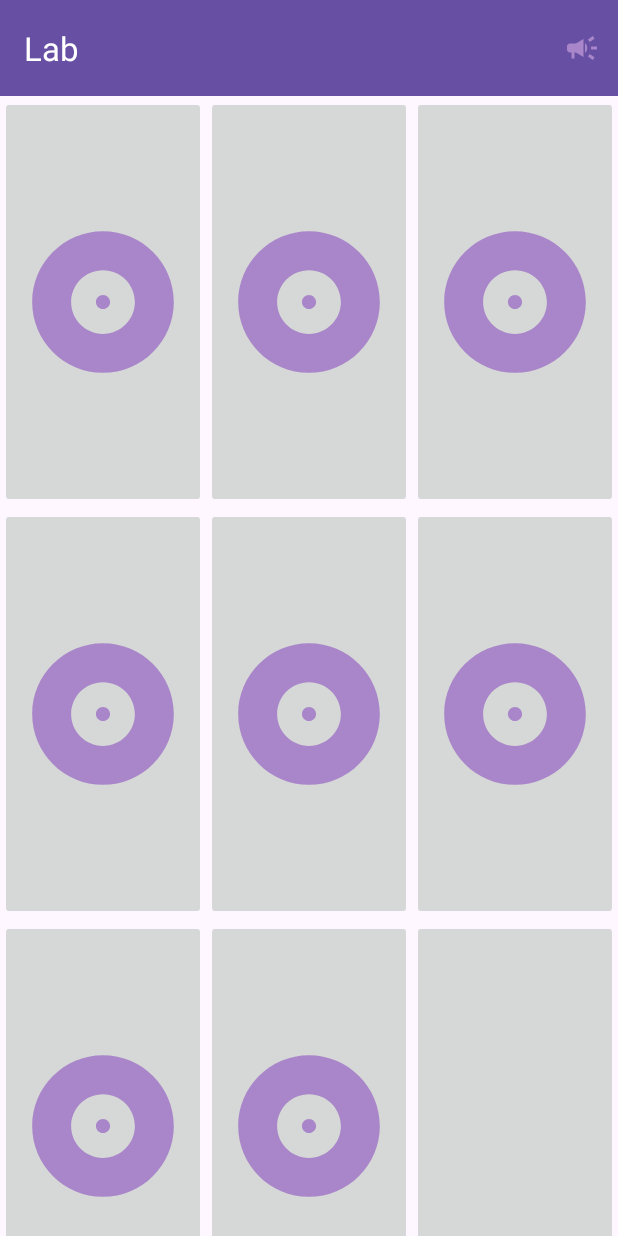
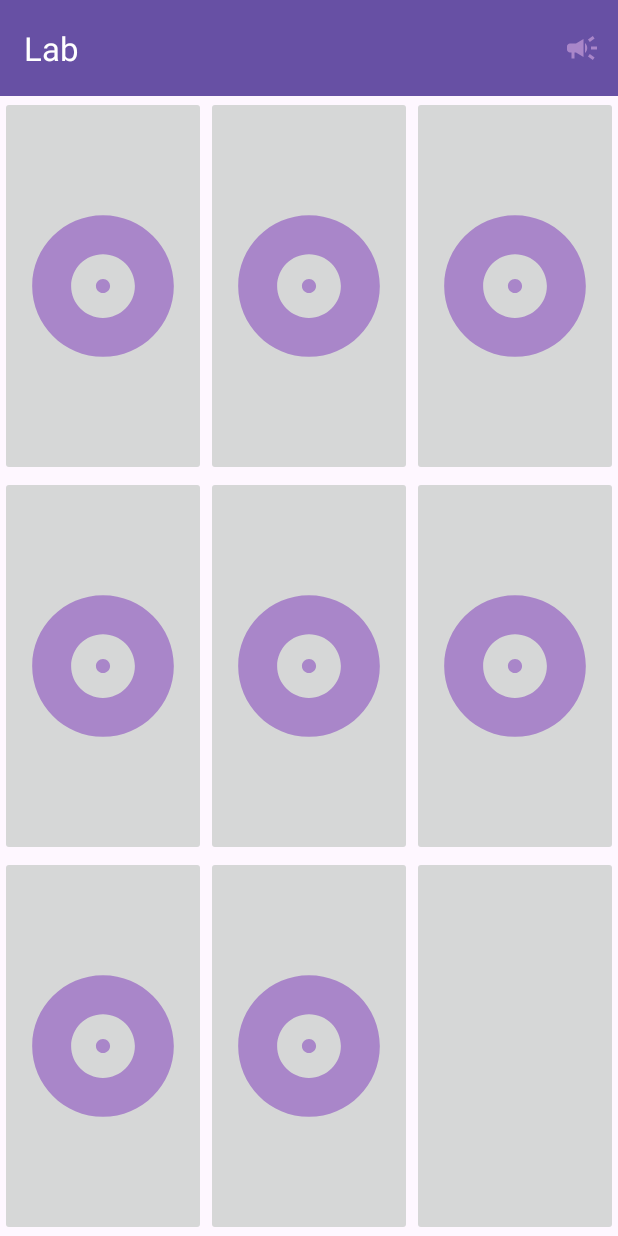
Before and after one commit to struggyyy/PamLab, an Android app built with Jetpack Compose: the Lab03Activity screen opened directly, with no data from a screen before it, on a phone screen of 412 x 824 dp. Run offline under Robolectric (Android 15) with nearby library versions, the phone set to English and light mode, and no system bars; 1 statement that could not run was skipped.

Commit message:
Memory game layout updated & fixed bugs happening midgame

```diff
--- a/app/build.gradle.kts
+++ b/app/build.gradle.kts
@@ -53,6 +53,8 @@ dependencies {
     implementation("androidx.activity:activity:1.8.0")
     implementation("androidx.gridlayout:gridlayout:1.0.0")
     implementation("androidx.compose.ui:ui-tooling-preview-android:1.7.8")
+    implementation("androidx.room:room-common:2.6.1")
+    implementation("androidx.room:room-ktx:2.6.1")
 
     // Compose Dependencies
     val composeVersion = "1.6.3"
--- a/app/src/main/AndroidManifest.xml
+++ b/app/src/main/AndroidManifest.xml
@@ -17,7 +17,8 @@
             android:exported="false" />
         <activity
             android:name=".lab03.Lab03Activity"
-            android:exported="false" />
+            android:exported="false"
+            android:configChanges="orientation|screenSize"/>
         <activity
             android:name=".lab02.Lab02Activity"
             android:exported="false" />
--- a/app/src/main/java/pl/wsei/pam/lab01/lab03/Lab03Activity.kt
+++ b/app/src/main/java/pl/wsei/pam/lab01/lab03/Lab03Activity.kt
@@ -1,6 +1,7 @@
 package pl.wsei.pam.lab01.lab03
 
 import MemoryBoardView
+import android.content.res.Configuration
 import android.media.MediaPlayer
 import android.os.Bundle
 import android.view.Menu
@@ -17,12 +18,16 @@ class Lab03Activity : AppCompatActivity() {
     private lateinit var mBoard: GridLayout
     private lateinit var mBoardModel: MemoryBoardView
 
-    // 🔹 Sound effects
-    lateinit var completionPlayer: MediaPlayer
-    lateinit var negativePlayer: MediaPlayer
+    // Sound effects
+    private lateinit var completionPlayer: MediaPlayer
+    private lateinit var negativePlayer: MediaPlayer
 
     // Sound toggle flag
-    var isSound: Boolean = true
+    private var isSound: Boolean = true
+
+    // Board configuration
+    private var rows: Int = 3
+    private var cols: Int = 3
 
     override fun onCreate(savedInstanceState: Bundle?) {
         super.onCreate(savedInstanceState)
@@ -32,24 +37,41 @@ class Lab03Activity : AppCompatActivity() {
         val toolbar: Toolbar = findViewById(R.id.toolbar)
         setSupportActionBar(toolbar)
 
+        // Retrieve board size from intent or use default
         val size = intent.getIntArrayExtra("size") ?: intArrayOf(3, 3)
-        val rows = size[0]
-        val cols = size[1]
+        rows = size[0]
+        cols = size[1]
 
         mBoard = findViewById(R.id.main)
         mBoard.columnCount = cols
         mBoard.rowCount = rows
 
-        // Pass Lab03Activity to MemoryBoardView
+        // Create MemoryBoardView
+        createMemoryBoard(savedInstanceState)
+    }
+
+    private fun createMemoryBoard(savedInstanceState: Bundle?) {
+        // Create a new board model
         mBoardModel = MemoryBoardView(mBoard, cols, rows, this)
 
+        // Restore game state if available
         if (savedInstanceState != null) {
             val savedState = savedInstanceState.getIntArray("game_state")
-            savedState?.let { mBoardModel.setState(it) }
-            // Restore sound state if saved
+            savedState?.let {
+                // Apply saved state to the board
+                mBoardModel.setState(it)
+
+                // Check if the game is finished
+                if (mBoardModel.isGameFinished()) {
+                    Toast.makeText(this, "Game finished!", Toast.LENGTH_SHORT).show()
+                }
+            }
+
+            // Restore sound state
             isSound = savedInstanceState.getBoolean("is_sound", true)
         }
 
+        // Set game change listener
         mBoardModel.setOnGameChangeListener { event ->
             runOnUiThread {
                 when (event.state) {
@@ -72,13 +94,32 @@ class Lab03Activity : AppCompatActivity() {
         }
     }
 
+    override fun onConfigurationChanged(newConfig: Configuration) {
+        super.onConfigurationChanged(newConfig)
+
+        // Save current state before clearing the board
+        val currentState = mBoardModel.getState()
+
+        // Prepare a bundle to pass to createMemoryBoard
+        val stateBundle = Bundle()
+        stateBundle.putIntArray("game_state", currentState)
+        stateBundle.putBoolean("is_sound", isSound)
+
+        // Clear existing board and recreate
+        mBoard.removeAllViews()
+        mBoard.columnCount = cols
+        mBoard.rowCount = rows
+
+        // Recreate the board with the saved state
+        createMemoryBoard(stateBundle)
+    }
+
     override fun onCreateOptionsMenu(menu: Menu): Boolean {
         menuInflater.inflate(R.menu.board_activity_menu, menu)
         val item = menu.findItem(R.id.board_activity_sound)
         item.setIcon(if (isSound) R.drawable.baseline_campaign_24 else R.drawable.baseline_cancel_24)
         return true
     }
-
 
     override fun onOptionsItemSelected(item: MenuItem): Boolean {
         return when (item.itemId) {
@@ -92,17 +133,16 @@ class Lab03Activity : AppCompatActivity() {
         }
     }
 
-
     override fun onResume() {
         super.onResume()
-        // 🔹 Initialize sounds when the activity is active
+        // Initialize sounds when the activity is active
         completionPlayer = MediaPlayer.create(applicationContext, R.raw.completion)
         negativePlayer = MediaPlayer.create(applicationContext, R.raw.negative_guitar)
     }
 
     override fun onPause() {
         super.onPause()
-        // 🔹 Release media players to free up resources
+        // Release media players to free up resources
         completionPlayer.release()
         negativePlayer.release()
     }
@@ -114,14 +154,13 @@ class Lab03Activity : AppCompatActivity() {
         outState.putBoolean("is_sound", isSound)
     }
 
-    // Helper method that can be called from MemoryBoardView
+    // Helper methods for playing sounds
     fun playCompletionSound() {
         if (isSound) {
             completionPlayer.start()
         }
     }
 
-    // Helper method that can be called from MemoryBoardView
     fun playNegativeSound() {
         if (isSound) {
             negativePlayer.start()
--- a/app/src/main/java/pl/wsei/pam/lab01/lab03/MemoryBoardView.kt
+++ b/app/src/main/java/pl/wsei/pam/lab01/lab03/MemoryBoardView.kt
@@ -1,14 +1,13 @@
 import android.animation.Animator
 import android.animation.AnimatorSet
 import android.animation.ObjectAnimator
-import android.media.MediaPlayer
 import android.view.View
 import android.view.animation.DecelerateInterpolator
-import android.widget.GridLayout
 import android.widget.ImageButton
 import android.widget.ImageView
 import android.widget.Toast
 import androidx.appcompat.app.AppCompatActivity
+import androidx.gridlayout.widget.GridLayout.LayoutParams
 import pl.wsei.pam.lab01.R
 import pl.wsei.pam.lab01.lab03.GameStates
 import pl.wsei.pam.lab01.lab03.Lab03Activity
@@ -16,6 +15,8 @@ import pl.wsei.pam.lab01.lab03.MemoryGameEvent
 import pl.wsei.pam.lab01.lab03.MemoryGameLogic
 import pl.wsei.pam.lab01.lab03.Tile
 import java.util.*
+import androidx.gridlayout.widget.GridLayout
+
 
 class MemoryBoardView(
     private val gridLayout: androidx.gridlayout.widget.GridLayout,
@@ -42,7 +43,7 @@ class MemoryBoardView(
         R.drawable.baseline_cake_24,
         R.drawable.baseline_camera_alt_24,
         R.drawable.baseline_castle_24,
-        R.drawable.baseline_rocket_launch_24,
+        R.drawable.baseline_rocket_launch_24
     )
 
     private val deckResource: Int = R.drawable.baseline_album_24
@@ -50,33 +51,43 @@ class MemoryBoardView(
     private val matchedPair: Stack<Tile> = Stack()
     private val logic: MemoryGameLogic = MemoryGameLogic(cols * rows / 2)
 
-    // Sound effects - keeping the MediaPlayer instances for compatibility
-    private val completionPlayer: MediaPlayer = MediaPlayer.create(activity, R.raw.completion)
-    private val negativePlayer: MediaPlayer = MediaPlayer.create(activity, R.raw.negative_guitar)
+    // Store the original icon arrangement for state restoration
+    private val boardIcons: List<Int>
 
     init {
-        val shuffledIcons = (icons.take(cols * rows / 2) + icons.take(cols * rows / 2)).shuffled()
+        // Create a deterministic arrangement of icons based on a consistent seed
+        // This ensures the icons stay in the same positions when recreating the board
+        val random = Random(1234) // Use a fixed seed for consistent shuffling
+        boardIcons = (icons.take(cols * rows / 2) + icons.take(cols * rows / 2)).shuffled(random)
+
+        createBoard()
+    }
+
+    private fun createBoard() {
         var index = 0
-
-        val display = gridLayout.context.resources.displayMetrics
-        val tileWidth = display.widthPixels / cols
-        val tileHeight = display.heightPixels / rows
 
         for (i in 0 until rows) {
             for (j in 0 until cols) {
                 val button = ImageButton(gridLayout.context).apply {
-                    layoutParams = GridLayout.LayoutParams().apply {
-                        width = tileWidth
-                        height = tileHeight
+                    layoutParams = LayoutParams().apply {
+                        width = 0
+                        height = 0
+                        columnSpec = GridLayout.spec(j, 1f)
+                        rowSpec = GridLayout.spec(i, 1f)
                     }
+                    scaleType = ImageView.ScaleType.FIT_CENTER
+                    adjustViewBounds = true
                     tag = "$i-$j"
                 }
                 gridLayout.addView(button)
-                addTile(button, shuffledIcons[index])
+                addTile(button, boardIcons[index])
                 index++
             }
         }
     }
+
+    // Rest of your code remains the same
+
 
     private var isChecking = false
 
@@ -139,25 +150,87 @@ class MemoryBoardView(
         }
     }
 
+    fun isGameFinished(): Boolean {
+        return tiles.isEmpty()
+    }
+
     fun setOnGameChangeListener(listener: (MemoryGameEvent) -> Unit) {
         onGameChangeStateListener = listener
     }
 
     private fun addTile(button: ImageButton, resourceImage: Int) {
         button.setOnClickListener(::onClickTile)
-        button.scaleType = ImageView.ScaleType.FIT_CENTER
-        button.adjustViewBounds = true
         tiles[button.tag.toString()] = Tile(button, resourceImage, deckResource)
     }
 
     fun getState(): IntArray {
-        return tiles.values.map { if (it.revealed) it.tileResource else -1 }.toIntArray()
+        // Create a state array with one position for each possible tile
+        val state = IntArray(rows * cols) { -1 }
+
+        // Fill in values for existing tiles
+        tiles.values.forEachIndexed { index, tile ->
+            // Store the resource ID for revealed tiles, -1 for hidden tiles
+            state[index] = if (tile.revealed) tile.tileResource else -1
+        }
+
+        // For removed tiles (matched pairs), we need to mark them differently
+        // Calculate which indices are missing from the tiles map
+        val allPositions = (0 until rows * cols).toSet()
+        val existingPositions = tiles.keys.map { key ->
+            val (row, col) = key.split("-").map { it.toInt() }
+            row * cols + col
+        }.toSet()
+
+        val removedPositions = allPositions - existingPositions
+
+        // Mark removed tiles with a special value (-2)
+        removedPositions.forEach { pos ->
+            state[pos] = -2
+        }
+
+        return state
     }
 
     fun setState(state: IntArray) {
-        tiles.values.forEachIndexed { index, tile ->
-            tile.revealed = state[index] != -1
-            tile.updateView()
+        var index = 0
+
+        for (i in 0 until rows) {
+            for (j in 0 until cols) {
+                val position = "$i-$j"
+                val value = state[index++]
+
+                when (value) {
+                    -1 -> {
+                        // Hidden tile
+                        tiles[position]?.let { tile ->
+                            tile.revealed = false
+                            tile.updateView()
+                        }
+                    }
+                    -2 -> {
+                        // Removed tile (matched pair)
+                        // Find the button for this position and make it invisible
+                        val tag = "$i-$j"
+                        gridLayout.findViewWithTag<ImageButton>(tag)?.let { button ->
+                            // Completely remove the visual presence of the button
+                            button.setImageDrawable(null)
+                            button.background = null
+                            button.isEnabled = false
+                            button.alpha = 0f
+                        }
+
+                        // Also remove it from tiles map if it exists
+                        tiles.remove(position)
+                    }
+                    else -> {
+                        // Revealed tile
+                        tiles[position]?.let { tile ->
+                            tile.revealed = true
+                            tile.updateView()
+                        }
+                    }
+                }
+            }
         }
     }
 
--- a/app/src/main/java/pl/wsei/pam/lab01/lab03/Tile.kt
+++ b/app/src/main/java/pl/wsei/pam/lab01/lab03/Tile.kt
@@ -2,7 +2,7 @@ package pl.wsei.pam.lab01.lab03
 
 import android.widget.ImageButton
 
-data class Tile(val button: ImageButton, val tileResource: Int, val deckResource: Int) {
+data class Tile(val button: ImageButton, var tileResource: Int, val deckResource: Int) {
     init {
         button.setImageResource(deckResource)
     }
@@ -22,7 +22,9 @@ data class Tile(val button: ImageButton, val tileResource: Int, val deckResource
     fun removeFromBoard() {
         button.post {
             button.setImageDrawable(null)
+            button.background = null  // Remove any background
             button.isEnabled = false
+            button.alpha = 0f  // Make completely transparent
         }
     }
 
--- a/app/src/main/res/layout/activity_lab03.xml
+++ b/app/src/main/res/layout/activity_lab03.xml
@@ -7,7 +7,6 @@
     android:orientation="vertical"
     tools:context=".lab03.Lab03Activity">
 
-    <!-- Toolbar -->
     <androidx.appcompat.widget.Toolbar
         android:id="@+id/toolbar"
         android:layout_width="match_parent"
@@ -16,10 +15,10 @@
         android:theme="@style/ThemeOverlay.AppCompat.Dark.ActionBar"
         app:popupTheme="@style/ThemeOverlay.AppCompat.Light" />
 
-    <!-- Your existing GridLayout -->
     <androidx.gridlayout.widget.GridLayout
         android:id="@+id/main"
         android:layout_width="match_parent"
-        android:layout_height="match_parent"
+        android:layout_height="0dp"
+        android:layout_weight="1"
         android:padding="@dimen/inner_margin" />
 </LinearLayout>
```
